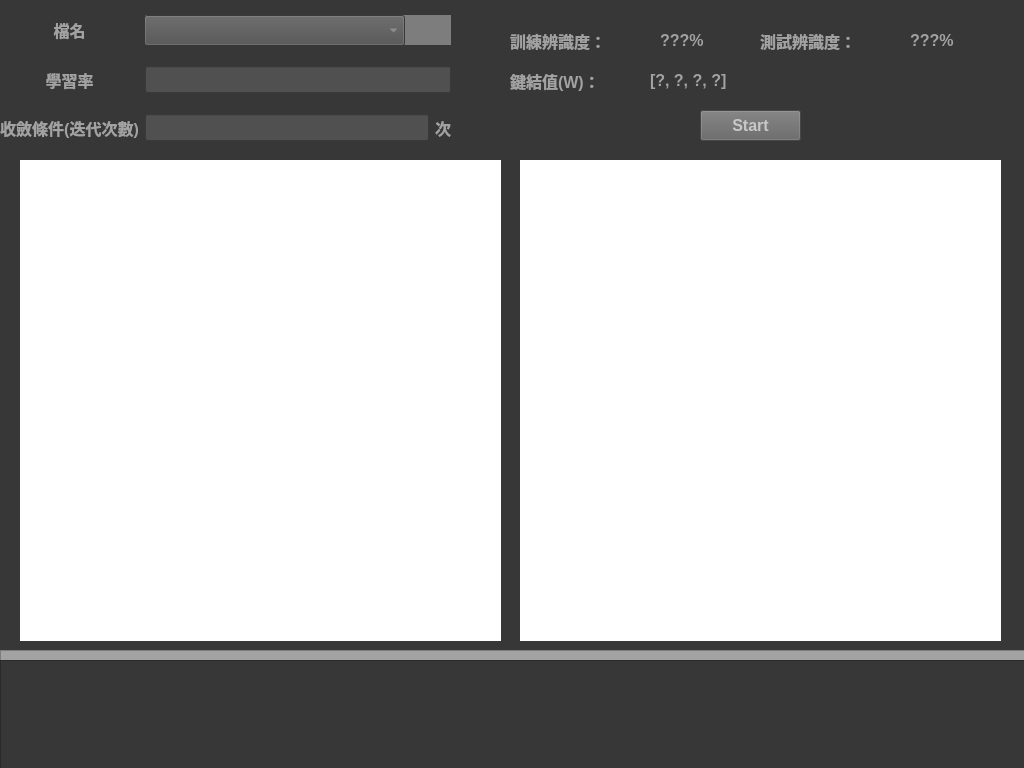
Old version of the form hw1.ui in the repository ramadepo/Ncu-NeuralNetworks.
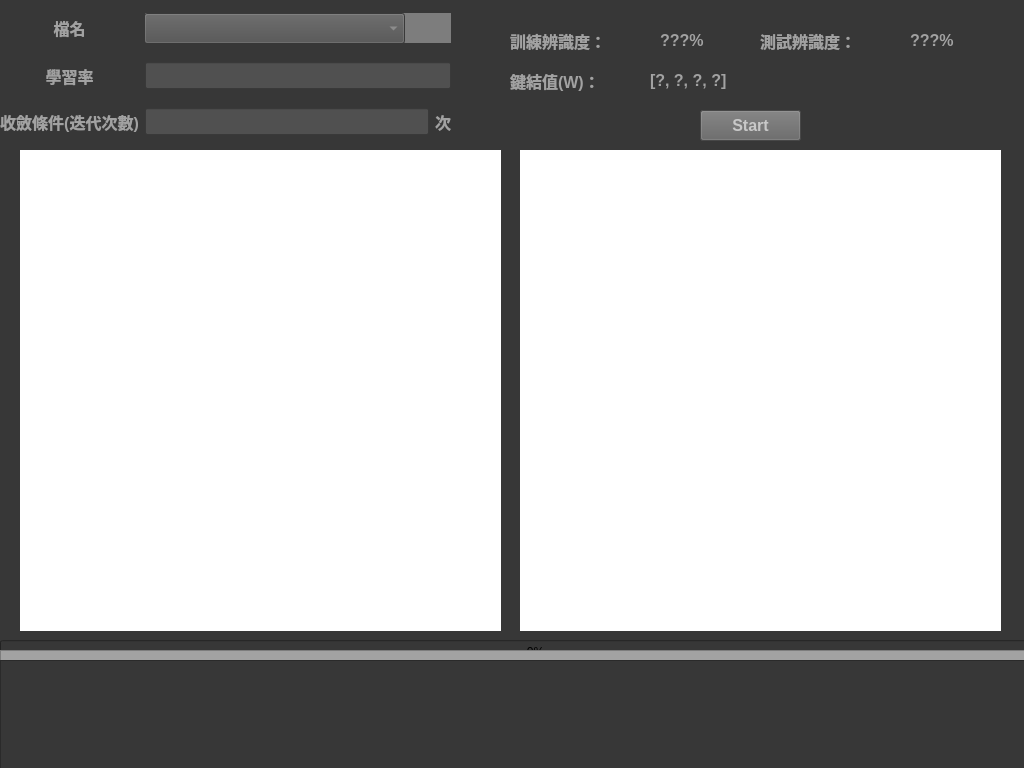
New version of the form.

```diff
--- a/hw1.ui
+++ b/hw1.ui
@@ -51,7 +51,7 @@
       <x>0</x>
       <y>0</y>
       <width>451</width>
-      <height>159</height>
+      <height>151</height>
      </rect>
     </property>
     <layout class="QGridLayout" name="gridLayout">
@@ -288,7 +288,7 @@
     <property name="geometry">
      <rect>
       <x>20</x>
-      <y>160</y>
+      <y>150</y>
       <width>481</width>
       <height>481</height>
      </rect>
@@ -301,7 +301,7 @@
     <property name="geometry">
      <rect>
       <x>520</x>
-      <y>160</y>
+      <y>150</y>
       <width>481</width>
       <height>481</height>
      </rect>
@@ -472,6 +472,20 @@
      <string>Start</string>
     </property>
    </widget>
+   <widget class="QProgressBar" name="progressBar_progress">
+    <property name="geometry">
+     <rect>
+      <x>0</x>
+      <y>640</y>
+      <width>1071</width>
+      <height>23</height>
+     </rect>
+    </property>
+    <property name="value">
+     <number>0</number>
+    </property>
+   </widget>
+   <zorder>progressBar_progress</zorder>
    <zorder>picture_devidedLine</zorder>
    <zorder>gridLayoutWidget</zorder>
    <zorder>textArea_log</zorder>
```
